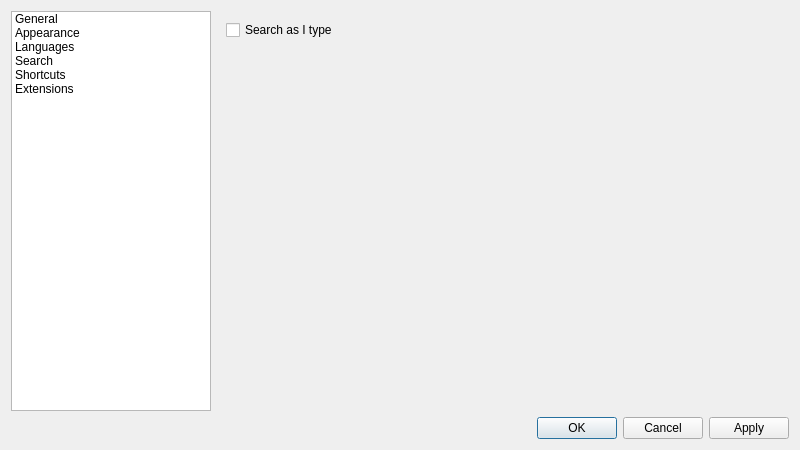
This is src/ui/frmpreferences.ui in notepadqq/notepadqq as Qt 5 draws it before an edit. The edited form follows.
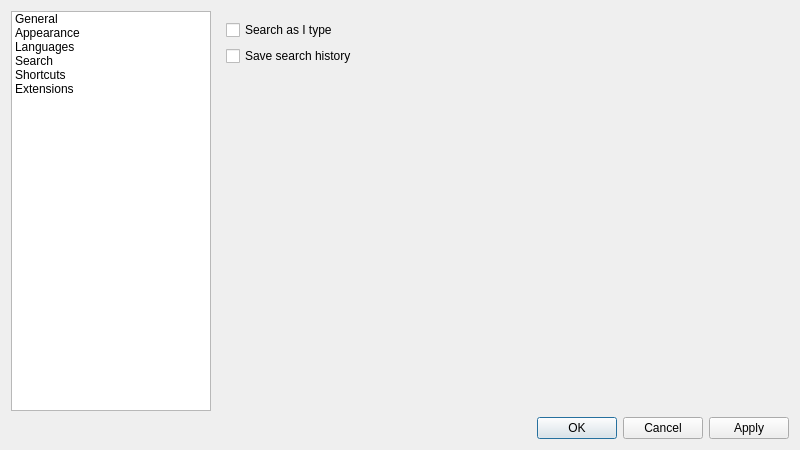
This is the edited form. The open tabs and pages were chosen to show the change. Icons and pictures are not drawn.

Commit message: Added an options to disable saving the find and replace history.

```diff
--- a/src/ui/frmpreferences.ui
+++ b/src/ui/frmpreferences.ui
@@ -463,6 +463,13 @@
            </property>
           </widget>
          </item>
+         <item>
+          <widget class="QCheckBox" name="chkSearch_SaveHistory">
+           <property name="text">
+            <string>Save search history</string>
+           </property>
+          </widget>
+         </item>
          <item>
           <spacer name="verticalSpacer_2">
            <property name="orientation">
```
The commit also changes 3 other files.
